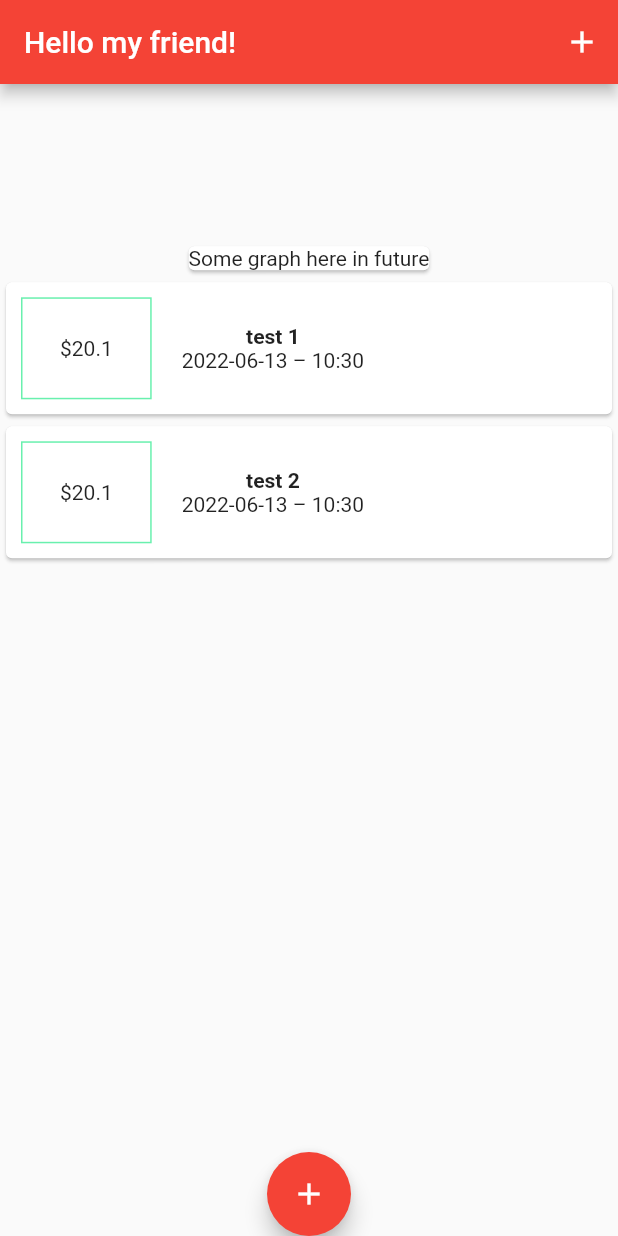
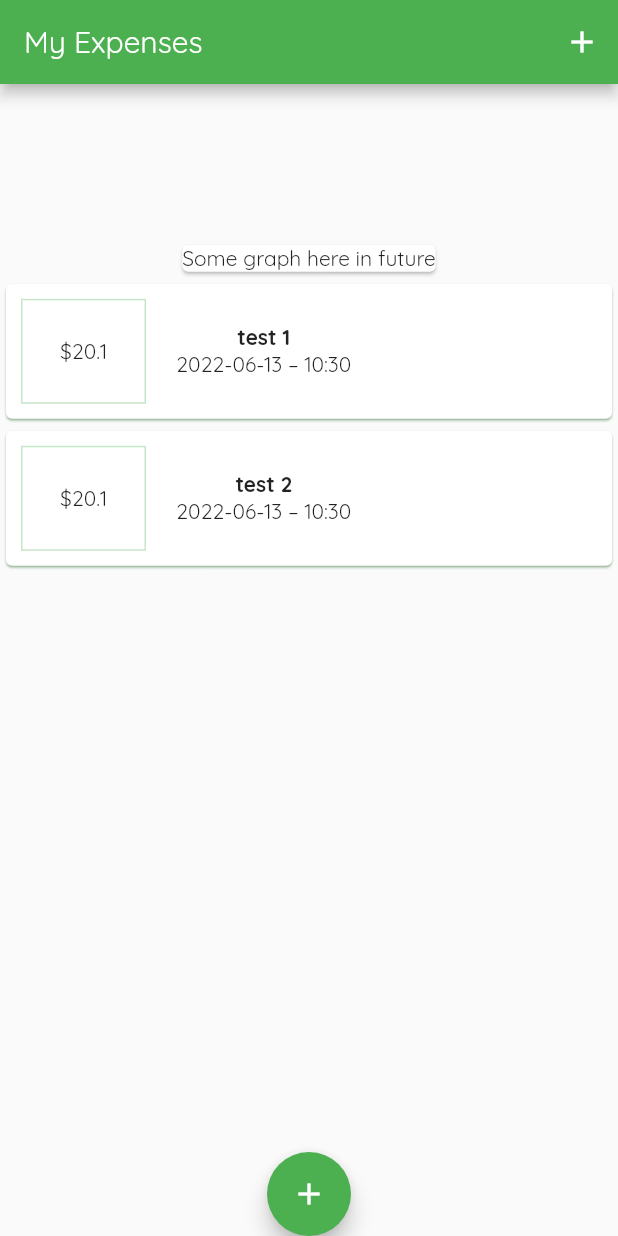
Before and after one commit to roman-romanov-o/flutter-practice, a Flutter app: the screen it shows after launch, on a phone screen of 412 x 824 dp. Run offline on Flutter 3.47's test engine with Material 2 defaults, Android fonts, the phone set to English and light mode, and no system bars.

Commit message:
Add custom fonts

```diff
--- a/section_4/section_4_practice/lib/main.dart
+++ b/section_4/section_4_practice/lib/main.dart
@@ -14,7 +14,7 @@ class MyApp extends StatelessWidget {
   @override
   Widget build(BuildContext context) {
     return MaterialApp(
-      title: 'Flutter Demo',
+      title: 'My Expenses',
       theme: ThemeData(
         // This is the theme of your application.
         //
@@ -25,11 +25,12 @@ class MyApp extends StatelessWidget {
         // or simply save your changes to "hot reload" in a Flutter IDE).
         // Notice that the counter didn't reset back to zero; the application
         // is not restarted.
-        primarySwatch: Colors.red,
+        primarySwatch: Colors.green,
         // This makes the visual density adapt to the platform that you run
         // the app on. For desktop platforms, the controls will be smaller and
         // closer together (more dense) than on mobile platforms.
         visualDensity: VisualDensity.adaptivePlatformDensity,
+        fontFamily: 'Quicksand'
       ),
       home: MyHomePage(title: 'Flutter Demo Home Page'),
     );
@@ -94,7 +95,7 @@ class _MyHomePageState extends State<MyHomePage> {
   Widget build(BuildContext context) {
     return Scaffold(
       appBar: AppBar(
-        title: Text('Hello my friend!'),
+        title: Text('My Expenses'),
         actions: [
           IconButton(onPressed: () => startAddTransaction(context), icon: Icon(Icons.add))
         ],
@@ -111,7 +112,6 @@ class _MyHomePageState extends State<MyHomePage> {
       floatingActionButton: FloatingActionButton(
           onPressed: () => startAddTransaction(context),
           child: Icon(Icons.add),
-          focusColor: Colors.green,
       ),
       floatingActionButtonLocation: FloatingActionButtonLocation.centerDocked,
       // This trailing comma makes auto-formatting nicer for build methods.
--- a/section_4/section_4_practice/lib/widgets/transaction_list.dart
+++ b/section_4/section_4_practice/lib/widgets/transaction_list.dart
@@ -22,7 +22,7 @@ class TransactionList extends StatelessWidget {
                   decoration: BoxDecoration(
                       shape: BoxShape.rectangle,
                       border: Border.all(
-                          color: Colors.greenAccent
+                        color: Theme.of(context).primaryColorLight,
                       )
                   ),
                   margin: EdgeInsets.all(10.00),
@@ -48,7 +48,10 @@ class TransactionList extends StatelessWidget {
                   ],
                 )
               ],
-            ));
+            ),
+            elevation: 0.7,
+            shadowColor: Theme.of(context).primaryColor,
+          );
         },
         itemCount: transactions.length,
       )
```
Also changed, not shown: section_4/section_4_practice/pubspec.yaml (+12 -12 lines), section_4/section_4_practice/assets/fonts/OpenSans-Bold.ttf (added), section_4/section_4_practice/assets/fonts/OpenSans-Regular.ttf (added), section_4/section_4_practice/assets/fonts/Quicksand-Bold.ttf (added), section_4/section_4_practice/assets/fonts/Quicksand-Light.ttf (added), section_4/section_4_practice/assets/fonts/Quicksand-Medium.ttf (added), section_4/section_4_practice/assets/fonts/Quicksand-Regular.ttf (added), 1 other file.
